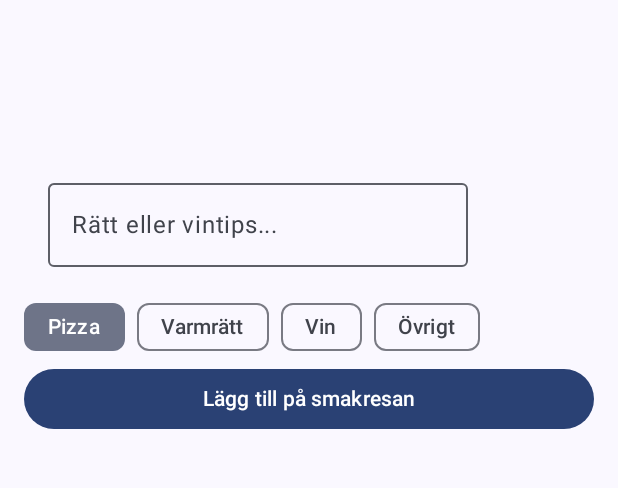
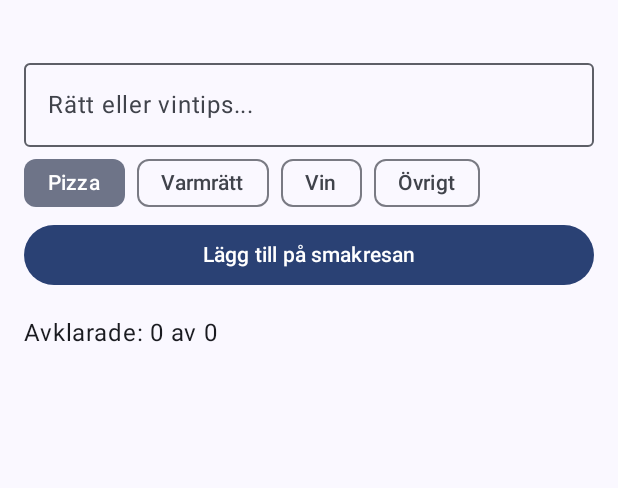
Before and after one commit to Patrikheden/Patriks.smakresa, an Android app built with Jetpack Compose: the screen it shows after launch (MainActivity), on a phone screen of 412 x 824 dp, the part 69-557 px from its top. Run offline under Robolectric (Android 15) with nearby library versions, the phone set to English and light mode, and no system bars.

Commit message:
Kopplat ViewModel och lista

```diff
--- a/app/src/main/java/com/example/patrikssmakresa/MainActivity.kt
+++ b/app/src/main/java/com/example/patrikssmakresa/MainActivity.kt
@@ -24,9 +24,15 @@ import androidx.compose.runtime.setValue
 import androidx.compose.material3.TopAppBar
 import androidx.compose.foundation.layout.Arrangement
 import androidx.compose.foundation.layout.Row
+import androidx.compose.foundation.layout.Spacer
 import androidx.compose.foundation.layout.fillMaxWidth
+import androidx.compose.foundation.layout.height
+import androidx.compose.foundation.lazy.LazyColumn
 import androidx.compose.material3.FilterChip
 import androidx.compose.material3.Button
+import androidx.lifecycle.viewmodel.compose.viewModel
+import androidx.compose.foundation.lazy.items
+import androidx.compose.runtime.collectAsState
 
 data class RecipeItem(
     val id: String = UUID.randomUUID().toString(),
@@ -59,17 +65,18 @@ class MainActivity : ComponentActivity() {
 }
 
 @Composable
-fun Greeting(name: String, modifier: Modifier = Modifier) {
+fun Greeting(name: String, modifier: Modifier = Modifier, viewModel: RecipeViewModel = viewModel()) {
     var titleInput by remember { mutableStateOf("") }
     val categories = listOf("Pizza", "Varmrätt", "Vin", "Övrigt")
     var selectedCategory by remember { mutableStateOf("Pizza") }
+    val recipes by viewModel.recipes.collectAsState()
 
     Column(modifier = modifier.padding(16.dp)) {
         OutlinedTextField(
             value = titleInput,
             onValueChange = { titleInput = it },
             label = { Text("Rätt eller vintips...") },
-            modifier = modifier.padding(16.dp)
+            modifier = Modifier.fillMaxWidth()
         )
         Row(
             horizontalArrangement = Arrangement.spacedBy(8.dp)
@@ -85,6 +92,7 @@ fun Greeting(name: String, modifier: Modifier = Modifier) {
         Button(
             onClick = {
                 if (titleInput.isNotBlank()) {
+                    viewModel.addRecipe(titleInput, selectedCategory)
                     titleInput = ""
                 }
             },
@@ -92,6 +100,22 @@ fun Greeting(name: String, modifier: Modifier = Modifier) {
         ) {
             Text("Lägg till på smakresan")
         }
+
+        Spacer(modifier = Modifier.height(16.dp))
+
+        val cookedCount = recipes.count { it.isCooked }
+        Text(text = "Avklarade: $cookedCount av ${recipes.size}")
+
+        Spacer(modifier = Modifier.height(8.dp))
+
+        LazyColumn(
+            verticalArrangement = Arrangement.spacedBy(8.dp)
+        ) {
+            items(recipes) { recipe ->
+                Text(text = "${recipe.title} (${recipe.category})")
+            }
+        }
+
     }
 }
 
```
